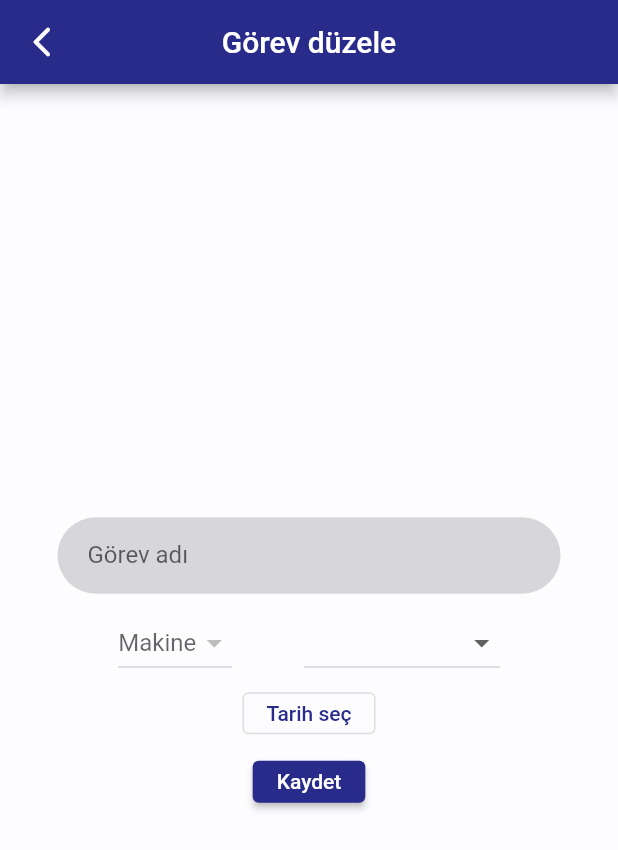
After one commit to edibesad/enelsis, a Flutter app: the EditTaskView screen opened by its route, after a tap on "Tarih seç", on a phone screen of 412 x 824 dp. The commit adds this screen. Shown: the top 850 px of the screen. Run offline on Flutter 3.47's test engine with Material 2 defaults, Android fonts, the phone set to English and light mode, and no system bars; our stand-ins replace dio, flutter_screenutil, get; missing offline and left inert: mobile_scanner, omni_datetime_picker; accounts and stored records are empty; Roboto replaces fonts that are missing (.AppleSystemUIFont); statements that could not run were skipped.

Commit message:
edit_task bitti

```diff
--- a/lib/core/constants/navigation/navigation_constants.dart
+++ b/lib/core/constants/navigation/navigation_constants.dart
@@ -6,7 +6,7 @@ class NavigationConstants {
   static const MANAGE_USERS = "/manage_users";
   static const EDIT_USER = "/edit_user";
   static const TASK_HISTORY = "/task_history";
-  static const EDIT_TASK = "/edit_tasks";
+  static const EDIT_TASK = "/edit_task";
   static const MANAGE_MACHINES = "/manage_machines";
   static const EDIT_MACHINE = "/edit_machine";
   static const MACHINE_ELECTRONIC_DETAIL = "/machine_elecronci_detaik";
--- a/lib/core/init/navigation/get_navigation_route.dart
+++ b/lib/core/init/navigation/get_navigation_route.dart
@@ -1,6 +1,7 @@
 import 'package:enelsis/core/constants/navigation/navigation_constants.dart';
 import 'package:enelsis/ui/home/view/home_view.dart';
 import 'package:enelsis/ui/production/machine_details/view/machine_details_view.dart';
+import 'package:enelsis/ui/production/task_history/_subview/edit_task/view/edit_task_view.dart';
 import 'package:enelsis/ui/production/task_history/view/task_history_view.dart';
 import 'package:enelsis/ui/profile/_subivew/manage_machines/_subview/edit_machine/view/edit_machine_view.dart';
 import 'package:enelsis/ui/profile/_subivew/manage_machines/view/manage_machines_view.dart';
@@ -8,13 +9,11 @@ import 'package:enelsis/ui/profile/_subivew/manage_products/_subview/edit_produc
 import 'package:enelsis/ui/profile/_subivew/manage_products/view/manage_product_view.dart';
 import 'package:enelsis/ui/profile/_subivew/manage_users/view/manage_users_view.dart';
 import 'package:enelsis/ui/stock/stock_history/view/stock_history_view.dart';
-import 'package:enelsis/views/manage_task_page/screen/edit_task_screen.dart';
 import 'package:get/get.dart';
 import '../../../ui/authenticate/login/view/login_view.dart';
 import '../../../ui/profile/_subivew/manage_users/_subview/edit_user/view/edit_user_view.dart';
 import '../../../views/machines_electonic_page/screens/item_control_screen_with_barcode.dart';
 import '../../../views/machines_electonic_page/screens/machine_electronic_detail.dart';
-import '../../../_trashcan/manage_products/manage_products.dart';
 
 class GetNavigationRoute {
   GetNavigationRoute._init();
@@ -43,7 +42,7 @@ class GetNavigationRoute {
     ),
     GetPage(
       name: NavigationConstants.EDIT_TASK,
-      page: () => const EditTaskScreen(),
+      page: () => const EditTaskView(),
     ),
     GetPage(
       name: NavigationConstants.MANAGE_MACHINES,
--- a/lib/ui/home/view_model/home_view_model.dart
+++ b/lib/ui/home/view_model/home_view_model.dart
@@ -7,7 +7,6 @@ import 'package:enelsis/ui/stock/stock_history/view/stock_history_view.dart';
 import 'package:enelsis/ui/stock/stock_query/view/stock_query_view.dart';
 import 'package:enelsis/views/machines_electonic_page/machines_electronic_page.dart';
 import 'package:enelsis/ui/profile/view/profile_view.dart';
-import 'package:enelsis/_trashcan/stocks_page/stocks_history/stocks_history.dart';
 import 'package:flutter/material.dart';
 import 'package:get/get.dart';
 
--- /dev/null
+++ b/lib/ui/production/task_history/_subview/edit_task/view/edit_task_view.dart
@@ -0,0 +1,127 @@
+import 'package:enelsis/core/base/view/base_view.dart';
+import 'package:enelsis/product/widget/loading_widget.dart';
+import 'package:enelsis/ui/production/task_history/_subview/edit_task/view_model/edit_task_view_model.dart';
+import 'package:flutter/material.dart';
+import 'package:flutter_screenutil/flutter_screenutil.dart';
+import 'package:get/get.dart';
+import 'package:omni_datetime_picker/omni_datetime_picker.dart';
+
+import '../../../../../../core/components/text_fields/custom_form_textfield.dart';
+import '../../../../../../product/model/user_model.dart';
+
+class EditTaskView extends StatelessWidget {
+  const EditTaskView({super.key});
+
+  @override
+  Widget build(BuildContext context) {
+    return BaseView<EditTaskViewModel>(
+      viewModel: EditTaskViewModel(),
+      onModelReady: (model) {
+        model.init();
+        model.setContext(context);
+      },
+      onPageBuild: (context, viewModel) => Scaffold(
+        appBar: buildAppBar(),
+        body: buildBody(viewModel, context),
+      ),
+    );
+  }
+
+  Center buildBody(EditTaskViewModel viewModel, BuildContext context) {
+    return Center(
+      child: Column(
+        mainAxisAlignment: MainAxisAlignment.center,
+        children: [
+          buildTaskNameTextField(viewModel),
+          SizedBox(
+            height: 10.h,
+          ),
+          buildDropdownButtons(viewModel),
+          SizedBox(
+            height: 10.h,
+          ),
+          buildDateTimeButton(context),
+          SizedBox(
+            height: 20.h,
+          ),
+          buildSaveButton()
+        ],
+      ),
+    );
+  }
+
+  ElevatedButton buildSaveButton() =>
+      ElevatedButton(onPressed: () {}, child: const Text("Kaydet"));
+
+  OutlinedButton buildDateTimeButton(BuildContext context) {
+    return OutlinedButton(
+        onPressed: () {
+          showOmniDateTimePicker(
+            context: context,
+            is24HourMode: true,
+            isForce2Digits: true,
+          );
+        },
+        child: const Text("Tarih seç"));
+  }
+
+  Row buildDropdownButtons(EditTaskViewModel viewModel) {
+    return Row(
+      mainAxisAlignment: MainAxisAlignment.center,
+      children: [
+        buildMachinesDropdown(viewModel),
+        SizedBox(
+          width: 50.w,
+        ),
+        buildUsersDropdown(viewModel),
+      ],
+    );
+  }
+
+  Widget buildUsersDropdown(EditTaskViewModel viewModel) {
+    return Obx(() => viewModel.isMachinesLoading.value
+        ? const LoadingWidget()
+        : DropdownButton<int?>(
+            value: viewModel.userId.value,
+            items: [
+              for (UserModel element in viewModel.users)
+                DropdownMenuItem(
+                  value: element.id,
+                  child: Text("${element.name!} ${element.surname!}"),
+                )
+            ],
+            onChanged: (value) {
+              viewModel.userId.value = value!;
+            },
+          ));
+  }
+
+  Widget buildMachinesDropdown(EditTaskViewModel viewModel) {
+    return Obx(() => viewModel.isMachinesLoading.value
+        ? const LoadingWidget()
+        : DropdownButton<int?>(
+            hint: const Text("Makine"),
+            value: viewModel.machineId.value,
+            items: viewModel.machines
+                .map<DropdownMenuItem<int>>((element) => DropdownMenuItem(
+                    value: element.id, child: Text(element.name)))
+                .toList(),
+            onChanged: (value) {
+              viewModel.machineId.value = value!;
+            },
+          ));
+  }
+
+  CustomFormTextField buildTaskNameTextField(EditTaskViewModel viewModel) {
+    return CustomFormTextField(
+        controller: viewModel.taksNameTextEditingController,
+        labelText: "Görev adı",
+        validator: (value) => null);
+  }
+
+  AppBar buildAppBar() {
+    return AppBar(
+      title: const Text("Görev düzele"),
+    );
+  }
+}
--- /dev/null
+++ b/lib/ui/production/task_history/_subview/edit_task/view_model/edit_task_view_model.dart
@@ -0,0 +1,50 @@
+import 'dart:convert';
+
+import 'package:enelsis/_trashcan/machine_model.dart';
+import 'package:enelsis/core/base/model/base_view_model.dart';
+import 'package:enelsis/product/model/user_model.dart';
+import 'package:enelsis/services/sim_service.dart';
+import 'package:enelsis/ui/production/_model/machine_task_model.dart';
+import 'package:flutter/material.dart';
+import 'package:get/get.dart';
+
+class EditTaskViewModel extends BaseViewModel {
+  RxList<UserModel> users = RxList.empty();
+  RxList<MachineModel> machines = RxList.empty();
+
+  var isUsersLoading = false.obs;
+  var isMachinesLoading = false.obs;
+
+  RxnInt machineId = RxnInt(), userId = RxnInt();
+
+  MachineTaskModel? task;
+
+  TextEditingController taksNameTextEditingController = TextEditingController();
+
+  @override
+  void init() {
+    task = Get.arguments;
+    machineId.value = task!.machine!.id;
+    userId.value = task!.createdBy!.id;
+    taksNameTextEditingController.text = task!.name!;
+    getMachines();
+    getUsers();
+  }
+
+  @override
+  void setContext(BuildContext context) => viewModelContext = context;
+
+  getMachines() async {
+    isMachinesLoading.value = true;
+    final json = jsonDecode(await SimService().fetchMachines()) as List;
+    machines.value = json.map((e) => MachineModel.fromJson(e)).toList();
+    isMachinesLoading.value = false;
+  }
+
+  getUsers() async {
+    isUsersLoading.value = true;
+    final json = jsonDecode(await SimService().fetchUsers()) as List;
+    users.value = json.map((e) => UserModel.fromJson(e)).toList();
+    isUsersLoading.value = false;
+  }
+}
```
Also changed, not shown: lib/views/manage_task_page/manage_task_page.dart (deleted, +0 -30 lines), lib/views/manage_task_page/screen/edit_task_screen.dart (deleted, +0 -133 lines).
